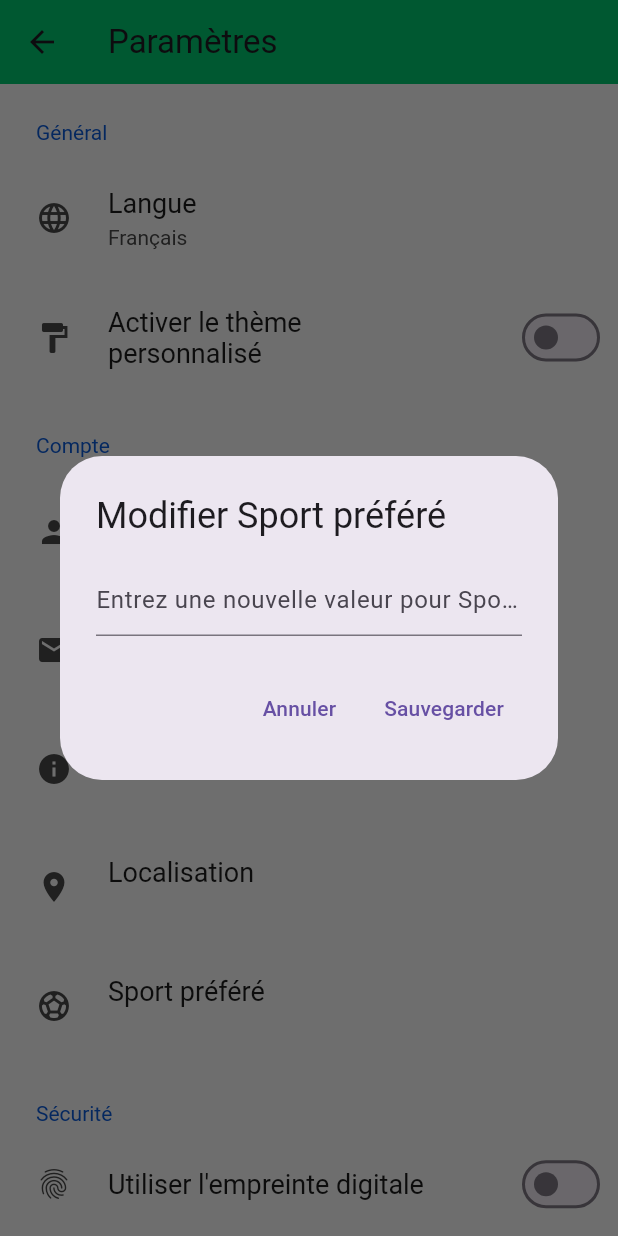
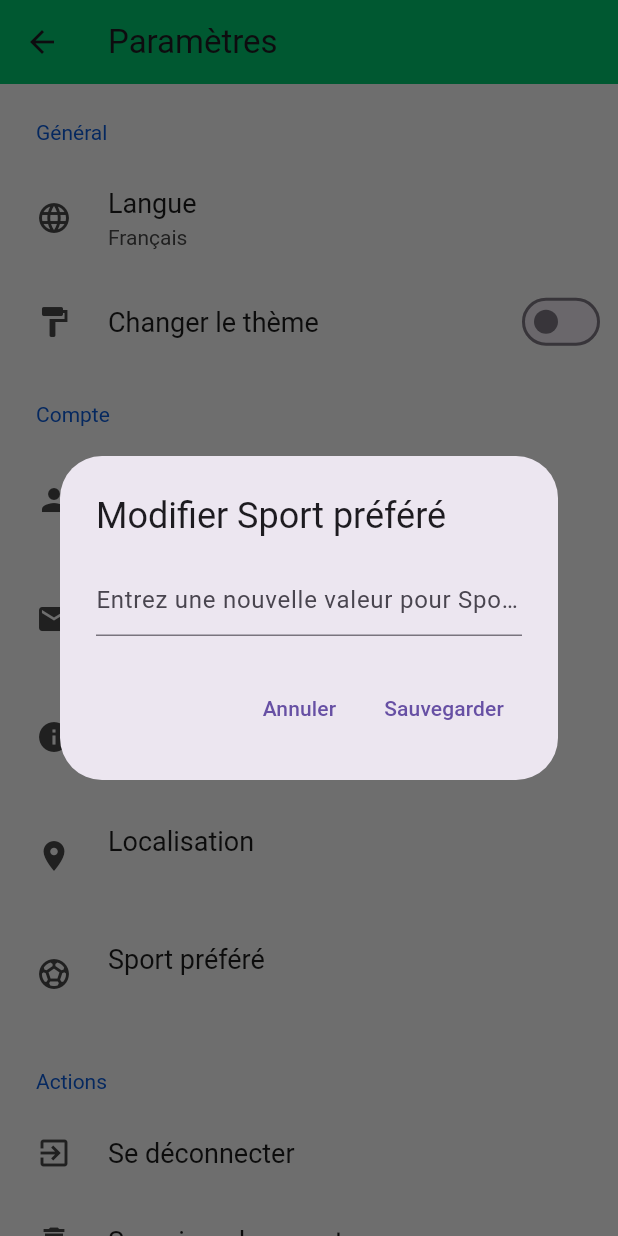
Before and after one commit to ady243/app-mobile, a Flutter app: the SettingPage screen opened directly, after a tap on "Sport préféré", on a phone screen of 412 x 824 dp. Run offline on Flutter 3.47's test engine with Material 3 defaults, Android fonts, the phone set to English and light mode, and no system bars; drawn by our look-alikes of settings_ui; our stand-ins replace device_preview, dio, flutter_local_notifications, flutter_secure_storage, fluttertoast, font_awesome_flutter and 7 more; accounts and stored records are empty; network calls fail.

Commit message:
app continous

```diff
--- a/analysis_options.yaml
+++ b/analysis_options.yaml
@@ -7,6 +7,9 @@
 
 # The following line activates a set of recommended lints for Flutter apps,
 # packages, and plugins designed to encourage good coding practices.
+analyzer:
+  errors:
+    deprecated_member_use: ignore
 include: package:flutter_lints/flutter.yaml
 
 linter:
--- a/lib/main.dart
+++ b/lib/main.dart
@@ -1,3 +1,5 @@
+// ignore_for_file: library_private_types_in_public_api
+
 import 'package:flutter/material.dart';
 import 'package:uni_links/uni_links.dart';
 import 'dart:async';
--- a/lib/pages/match_create_page.dart
+++ b/lib/pages/match_create_page.dart
@@ -65,10 +65,6 @@ class _CreateMatchPageState extends State<CreateMatchPage> {
     final String matchDateStr = DateFormat('yyyy-MM-dd').format(matchDate);
     final String matchTimeStr = DateFormat('HH:mm:ss').format(DateTime(0, 1, 1, matchTime!.hour, matchTime.minute));
     final String endTimeStr = DateFormat('HH:mm:ss').format(DateTime(0, 1, 1, endTime!.hour, endTime.minute));
-
-    print('Formatted Date: $matchDateStr');
-    print('Formatted Start Time: $matchTimeStr');
-    print('Formatted End Time: $endTimeStr');
 
     Map<String, dynamic> matchData = {
       'description': _descriptionController.text,
--- a/lib/pages/setting_page.dart
+++ b/lib/pages/setting_page.dart
@@ -13,7 +13,6 @@ class SettingPage extends StatefulWidget {
 }
 
 class _SettingPageState extends State<SettingPage> {
-  bool _useFingerprint = false;
   String? _username;
   String? _email;
   String? _bio;
@@ -24,20 +23,13 @@ class _SettingPageState extends State<SettingPage> {
   final TextEditingController _emailController = TextEditingController();
   final TextEditingController _bioController = TextEditingController();
   final TextEditingController _locationController = TextEditingController();
-  final TextEditingController _favoriteSportController = TextEditingController();
+  final TextEditingController _favoriteSportController =
+      TextEditingController();
 
   @override
   void initState() {
     super.initState();
-    _loadSettings();
     _fetchUserInfo();
-  }
-
-  void _loadSettings() async {
-    final prefs = await SharedPreferences.getInstance();
-    setState(() {
-      _useFingerprint = prefs.getBool('use_fingerprint') ?? false;
-    });
   }
 
   void _saveSetting(String key, bool value) async {
@@ -82,9 +74,8 @@ class _SettingPageState extends State<SettingPage> {
           _favoriteSport = updatedUser['favorite_sport'];
         });
       }
-    } catch (e) {
-      print('Erreur lors de la mise à jour des informations utilisateur: $e');
-    }
+      // ignore: empty_catches
+    } catch (e) {}
   }
 
   String _truncateText(String? text, int length) {
@@ -120,7 +111,7 @@ class _SettingPageState extends State<SettingPage> {
                 },
                 initialValue: themeProvider.isDarkTheme,
                 leading: const Icon(Icons.format_paint),
-                title: const Text('Activer le thème personnalisé'),
+                title: const Text('Changer le thème'),
               ),
             ],
           ),
@@ -135,7 +126,8 @@ class _SettingPageState extends State<SettingPage> {
                   overflow: TextOverflow.ellipsis,
                 ),
                 onPressed: (context) {
-                  _openEditDialog(context, 'Nom d\'utilisateur', _usernameController);
+                  _openEditDialog(
+                      context, 'Nom d\'utilisateur', _usernameController);
                 },
               ),
               SettingsTile.navigation(
@@ -179,30 +171,8 @@ class _SettingPageState extends State<SettingPage> {
                   overflow: TextOverflow.ellipsis,
                 ),
                 onPressed: (context) {
-                  _openEditDialog(context, 'Sport préféré', _favoriteSportController);
-                },
-              ),
-            ],
-          ),
-          SettingsSection(
-            title: const Text('Sécurité'),
-            tiles: <SettingsTile>[
-              SettingsTile.switchTile(
-                onToggle: (value) {
-                  setState(() {
-                    _useFingerprint = value;
-                    _saveSetting('use_fingerprint', value);
-                  });
-                },
-                initialValue: _useFingerprint,
-                leading: const Icon(Icons.fingerprint),
-                title: const Text('Utiliser l\'empreinte digitale'),
-              ),
-              SettingsTile.navigation(
-                leading: const Icon(Icons.lock),
-                title: const Text('Changer le mot de passe'),
-                onPressed: (context) {
-                  Navigator.pushNamed(context, '/change-password');
+                  _openEditDialog(
+                      context, 'Sport préféré', _favoriteSportController);
                 },
               ),
             ],
@@ -215,7 +185,8 @@ class _SettingPageState extends State<SettingPage> {
                 leading: const Icon(Icons.exit_to_app),
                 onPressed: (context) {
                   AuthService().logout();
-                  Navigator.pushNamedAndRemoveUntil(context, '/login', (route) => false);
+                  Navigator.pushNamedAndRemoveUntil(
+                      context, '/login', (route) => false);
                 },
               ),
               SettingsTile.navigation(
@@ -227,7 +198,8 @@ class _SettingPageState extends State<SettingPage> {
                     builder: (context) {
                       return AlertDialog(
                         title: const Text('Confirmer la suppression'),
-                        content: const Text('Êtes-vous sûr de vouloir supprimer votre compte ? Cette action est irréversible.'),
+                        content: const Text(
+                            'Êtes-vous sûr de vouloir supprimer votre compte ? Cette action est irréversible.'),
                         actions: [
                           TextButton(
                             onPressed: () {
@@ -238,7 +210,8 @@ class _SettingPageState extends State<SettingPage> {
                           TextButton(
                             onPressed: () {
                               AuthService().deleteAccount();
-                              Navigator.pushNamedAndRemoveUntil(context, '/login', (route) => false);
+                              Navigator.pushNamedAndRemoveUntil(
+                                  context, '/login', (route) => false);
                             },
                             child: const Text('Supprimer'),
                           ),
@@ -255,7 +228,8 @@ class _SettingPageState extends State<SettingPage> {
     );
   }
 
-  void _openEditDialog(BuildContext context, String field, TextEditingController controller) {
+  void _openEditDialog(
+      BuildContext context, String field, TextEditingController controller) {
     showDialog(
       context: context,
       builder: (context) {
@@ -263,7 +237,8 @@ class _SettingPageState extends State<SettingPage> {
           title: Text('Modifier $field'),
           content: TextField(
             controller: controller,
-            decoration: InputDecoration(hintText: 'Entrez une nouvelle valeur pour $field'),
+            decoration: InputDecoration(
+                hintText: 'Entrez une nouvelle valeur pour $field'),
           ),
           actions: [
             TextButton(
@@ -299,7 +274,8 @@ class _SettingPageState extends State<SettingPage> {
                 onTap: () {
                   Navigator.pop(context);
                   ScaffoldMessenger.of(context).showSnackBar(
-                    const SnackBar(content: Text('Langue définie sur Français')),
+                    const SnackBar(
+                        content: Text('Langue définie sur Français')),
                   );
                 },
               ),
--- a/lib/utils/basUrl.dart
+++ b/lib/utils/basUrl.dart
@@ -1 +1,3 @@
-const String baseUrl = "https://api-teamup.onrender.com/api";
+// const String baseUrl = "https://api-teamup.onrender.com/api";
+
+const String baseUrl = "http://192.168.1.160:3003/api";
```
Also changed, not shown: lib/components/MatchCard.dart (+53 -4 lines), lib/pages/accueil_page.dart (+48 -27 lines), lib/pages/profileScreen.dart (+79 -17 lines), lib/pages/user_profile.dart (+18 -8 lines), lib/utils/rive_utils.dart (deleted, +0 -11 lines), 2 other files.
